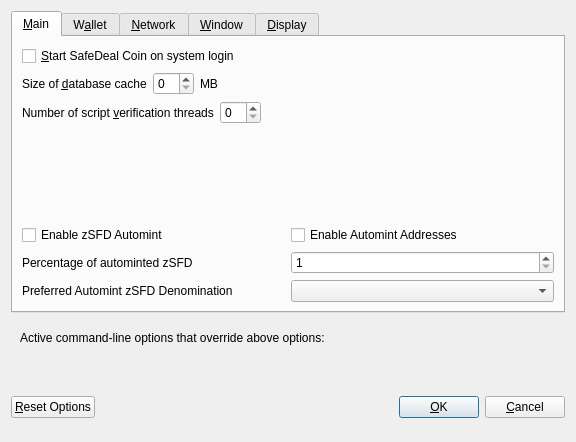
The window that src/qt/forms/optionsdialog.ui (safedeal-project/safedeal) describes before a commit, drawn with Qt 5.
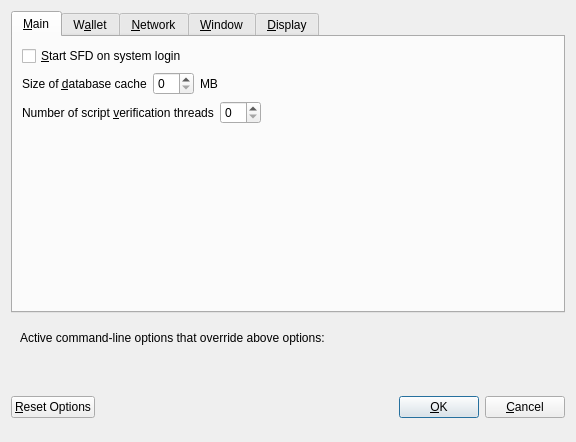
The same window after the commit. Custom widgets are drawn as their Qt base class.

```diff
--- a/src/qt/forms/optionsdialog.ui
+++ b/src/qt/forms/optionsdialog.ui
@@ -33,7 +33,7 @@
           <string>Automatically start SafeDeal Coin after logging in to the system.</string>
          </property>
          <property name="text">
-          <string>&amp;Start SafeDeal Coin on system login</string>
+          <string>&amp;Start SFD on system login</string>
          </property>
         </widget>
        </item>
@@ -130,111 +130,6 @@
          </property>
         </spacer>
        </item>
-       <item>
-        <widget class="QWidget" name="verticalZsfdOptionsWidget" native="true">
-         <layout class="QVBoxLayout" name="verticalZsfdOptionsLayout">
-          <property name="margin">
-           <number>0</number>
-          </property>
-          <item>
-           <layout class="QHBoxLayout" name="horizontalAutomintingLayout">
-            <item>
-             <widget class="QCheckBox" name="checkBoxZeromintEnable">
-              <property name="toolTip">
-               <string>Enable automatic minting of SFD units to zSFD</string>
-              </property>
-              <property name="layoutDirection">
-               <enum>Qt::LeftToRight</enum>
-              </property>
-              <property name="text">
-               <string>Enable zSFD Automint</string>
-              </property>
-             </widget>
-            </item>
-            <item>
-             <widget class="QCheckBox" name="checkBoxZeromintAddresses">
-              <property name="toolTip">
-               <string>Enable automatic zSFD minting from specific addresses</string>
-              </property>
-              <property name="layoutDirection">
-               <enum>Qt::LeftToRight</enum>
-              </property>
-              <property name="text">
-               <string>Enable Automint Addresses</string>
-              </property>
-             </widget>
-            </item>
-           </layout>
-          </item>
-          <item>
-           <layout class="QHBoxLayout" name="horizontalZmintPercentageLayout">
-            <item>
-             <widget class="QLabel" name="percentage_label">
-              <property name="toolTip">
-               <string>Percentage of incoming SFD which get automatically converted to zSFD via Zerocoin Protocol (min: 10%)</string>
-              </property>
-              <property name="text">
-               <string>Percentage of autominted zSFD</string>
-              </property>
-             </widget>
-            </item>
-            <item>
-             <widget class="QSpinBox" name="zeromintPercentage">
-              <property name="minimum">
-               <number>1</number>
-              </property>
-              <property name="maximum">
-               <number>100</number>
-              </property>
-             </widget>
-            </item>
-           </layout>
-          </item>
-          <item>
-           <layout class="QHBoxLayout" name="horizontalLayout" stretch="0,0">
-            <property name="sizeConstraint">
-             <enum>QLayout::SetFixedSize</enum>
-            </property>
-            <item>
-             <widget class="QLabel" name="labelPreferredDenom">
-              <property name="maximumSize">
-               <size>
-                <width>16777215</width>
-                <height>16777215</height>
-               </size>
-              </property>
-              <property name="toolTip">
-               <string>Wait with automatic conversion to Zerocoin until enough SFD for this denomination is available</string>
-              </property>
-              <property name="text">
-               <string>Preferred Automint zSFD Denomination</string>
-              </property>
-             </widget>
-            </item>
-            <item>
-             <widget class="QComboBox" name="preferredDenom">
-              <property name="maximumSize">
-               <size>
-                <width>16777215</width>
-                <height>27</height>
-               </size>
-              </property>
-              <property name="toolTip">
-               <string>Wait with automatic conversion to Zerocoin until enough SFD for this denomination is available</string>
-              </property>
-              <property name="maxVisibleItems">
-               <number>9</number>
-              </property>
-              <property name="maxCount">
-               <number>9</number>
-              </property>
-             </widget>
-            </item>
-           </layout>
-          </item>
-         </layout>
-        </widget>
-       </item>
       </layout>
      </widget>
      <widget class="QWidget" name="tabWallet">
```
Left out of the diff: 14 changed lines with no effect on the pictures.
